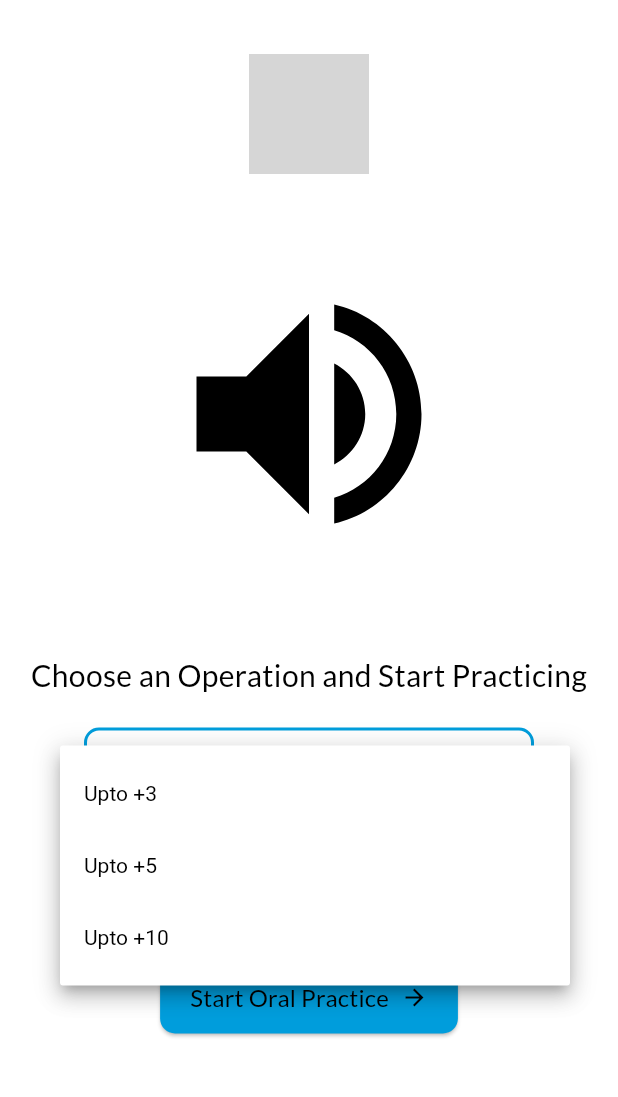
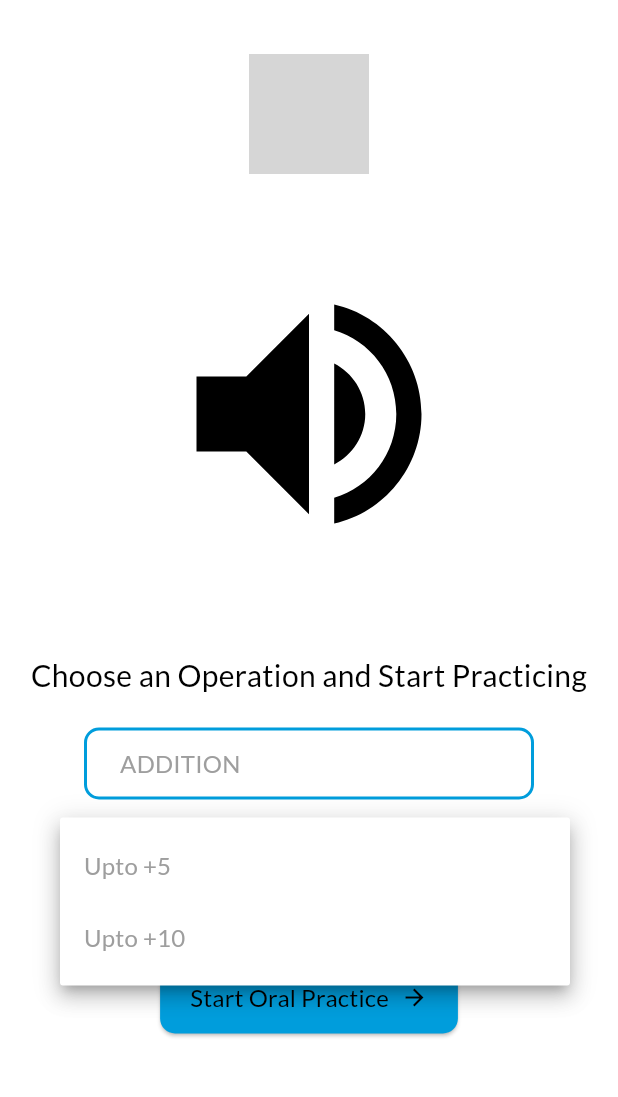
Before and after one commit to Guru-raghav3245/OralApp-Kumon, a Flutter app: the screen it shows after launch, after a tap on "Upto +5", on a phone screen of 412 x 824 dp, the part 84-1181 px from its top. Run offline on Flutter 3.47's test engine with Material 3 defaults, Android fonts, the phone set to English and light mode, and no system bars; our stand-ins replace flutter_riverpod, flutter_tts, google_fonts; grey boxes are pictures that could not be loaded.

Commit message:
just split the home_screen

```diff
--- a/lib/main.dart
+++ b/lib/main.dart
@@ -1,6 +1,6 @@
 import 'package:flutter/material.dart';
 import 'package:google_fonts/google_fonts.dart';
-import 'package:oral_app2/screens/home_page.dart';
+import 'package:oral_app2/screens/home_page/home_page.dart';
 import 'package:oral_app2/screens/practice_screen/practice_screen.dart';
 import 'package:oral_app2/screens/result_screen.dart';
 import 'package:oral_app2/question_logic/tts_translator.dart';
--- /dev/null
+++ b/lib/screens/home_page/dropdown_widgets.dart
@@ -0,0 +1,91 @@
+import 'package:flutter/material.dart';
+import 'package:oral_app2/question_logic/question_generator.dart';
+
+class OperationDropdown extends StatelessWidget {
+  final Operation selectedOperation;
+  final ValueChanged<Operation?> onChanged;
+
+  const OperationDropdown({
+    required this.selectedOperation,
+    required this.onChanged,
+    super.key,
+  });
+
+  @override
+  Widget build(BuildContext context) {
+    final theme = Theme.of(context);
+
+    return Padding(
+      padding: const EdgeInsets.symmetric(horizontal: 40.0),
+      child: DropdownButtonFormField<Operation>(
+        value: selectedOperation,
+        items: Operation.values.map((operation) {
+          return DropdownMenuItem(
+            value: operation,
+            child: Text(
+              operation.name.toUpperCase(),
+              style: const TextStyle(color: Colors.grey),
+            ),
+          );
+        }).toList(),
+        onChanged: onChanged,
+        decoration: InputDecoration(
+          filled: true,
+          fillColor: Colors.white,
+          contentPadding: const EdgeInsets.symmetric(vertical: 10, horizontal: 20),
+          enabledBorder: OutlineInputBorder(
+            borderRadius: BorderRadius.circular(10),
+            borderSide: BorderSide(color: theme.colorScheme.primary, width: 2),
+          ),
+          focusedBorder: OutlineInputBorder(
+            borderRadius: BorderRadius.circular(10),
+            borderSide: BorderSide(color: theme.colorScheme.secondary, width: 2),
+          ),
+        ),
+      ),
+    );
+  }
+}
+
+class RangeDropdown extends StatelessWidget {
+  final String selectedRange;
+  final List<DropdownMenuItem<String>> items;
+  final ValueChanged<String?> onChanged;
+
+  const RangeDropdown({
+    required this.selectedRange,
+    required this.items,
+    required this.onChanged,
+    super.key,
+  });
+
+  @override
+  Widget build(BuildContext context) {
+    final theme = Theme.of(context);
+
+    return Padding(
+      padding: const EdgeInsets.symmetric(horizontal: 40.0),
+      child: SizedBox(
+        width: 300,
+        child: DropdownButtonFormField<String>(
+          value: selectedRange,
+          items: items,
+          onChanged: onChanged,
+          decoration: InputDecoration(
+            filled: true,
+            fillColor: Colors.white,
+            contentPadding: const EdgeInsets.symmetric(vertical: 10, horizontal: 20),
+            enabledBorder: OutlineInputBorder(
+              borderRadius: BorderRadius.circular(10),
+              borderSide: BorderSide(color: theme.colorScheme.primary, width: 2),
+            ),
+            focusedBorder: OutlineInputBorder(
+              borderRadius: BorderRadius.circular(10),
+              borderSide: BorderSide(color: theme.colorScheme.secondary, width: 2),
+            ),
+          ),
+        ),
+      ),
+    );
+  }
+}
--- a/lib/screens/home_page.dart
+++ b/lib/screens/home_page/home_page.dart
@@ -2,6 +2,7 @@ import 'package:flutter/material.dart';
 import 'package:oral_app2/question_logic/question_generator.dart';
 import 'package:oral_app2/drawer/drawer.dart'; // Import the custom drawer
 import 'package:oral_app2/drawer/settings_screen.dart'; // Import the settings screen
+import 'dropdown_widgets.dart'; // Import the dropdown widgets
 
 class StartScreen extends StatefulWidget {
   final Function(Operation, String) switchToPracticeScreen;
@@ -74,49 +75,20 @@ class _StartScreenState extends State<StartScreen> {
               textAlign: TextAlign.center,
             ),
             const SizedBox(height: 20),
-            Padding(
-              padding: const EdgeInsets.symmetric(horizontal: 40.0),
-              child: DropdownButtonFormField<Operation>(
-                value: _selectedOperation,
-                items: Operation.values.map((operation) {
-                  return DropdownMenuItem(
-                    value: operation,
-                    child: Text(
-                      operation.name.toUpperCase(),
-                      style: const TextStyle(color: Colors.grey),
-                    ),
-                  );
-                }).toList(),
+            OperationDropdown(
+              selectedOperation: _selectedOperation,
               onChanged: (Operation? newValue) {
                 if (newValue != null) {
                   setState(() {
                     _selectedOperation = newValue;
-                      _selectedRange = _getDefaultRange(newValue);
+                    _selectedRange = _getDefaultRange(newValue); // Update the range when operation changes
                   });
                 }
               },
-                decoration: InputDecoration(
-                  filled: true,
-                  fillColor: Colors.white,
-                  contentPadding: const EdgeInsets.symmetric(vertical: 10, horizontal: 20),
-                  enabledBorder: OutlineInputBorder(
-                    borderRadius: BorderRadius.circular(10),
-                    borderSide: BorderSide(color: theme.colorScheme.primary, width: 2),
-                  ),
-                  focusedBorder: OutlineInputBorder(
-                    borderRadius: BorderRadius.circular(10),
-                    borderSide: BorderSide(color: theme.colorScheme.secondary, width: 2),
-                  ),
-                ),
-              ),
             ),
             const SizedBox(height: 20),
-            Padding(
-              padding: const EdgeInsets.symmetric(horizontal: 40.0),
-              child: SizedBox(
-                width: 300,
-                child: DropdownButtonFormField<String>(
-                  value: _selectedRange,
+            RangeDropdown(
+              selectedRange: _selectedRange,
               items: _getDropdownItems(),
               onChanged: (String? newValue) {
                 if (newValue != null) {
@@ -125,23 +97,6 @@ class _StartScreenState extends State<StartScreen> {
                   });
                 }
               },
-                  decoration: InputDecoration(
-                    filled: true,
-                    fillColor: Colors.white,
-                    contentPadding: const EdgeInsets.symmetric(vertical: 10, horizontal: 20),
-                    enabledBorder: OutlineInputBorder(
-                      borderRadius: BorderRadius.circular(10),
-                      borderSide: BorderSide(color: theme.colorScheme.primary, width: 2),
-                    ),
-                    focusedBorder: OutlineInputBorder(
-                      borderRadius: BorderRadius.circular(10),
-                      borderSide: BorderSide(color: theme.colorScheme.secondary, width: 2),
-                    ),
-                  ),
-                  style: const TextStyle(color: Colors.black), // Text color
-                  dropdownColor: Colors.white, // Dropdown background color
-                ),
-              ),
             ),
             const SizedBox(height: 40),
             ElevatedButton.icon(
@@ -172,41 +127,67 @@ class _StartScreenState extends State<StartScreen> {
     if (operation == Operation.addition) {
       return 'Upto +5';
     } else if (operation == Operation.subtraction) {
-      return 'Subtract 5';
+      return 'Upto -5';
     } else if (operation == Operation.multiplication) {
-      return 'Multiply by 5';
+      return 'Upto x5';
     } else if (operation == Operation.division) {
-      return 'Divide by 5';
+      return 'Upto ÷5';
     } else {
-      return 'Select an option'; // Default placeholder
+      return 'Select an option';
     }
   }
 
   List<DropdownMenuItem<String>> _getDropdownItems() {
     if (_selectedOperation == Operation.addition) {
       return [
-        const DropdownMenuItem(value: 'Upto +3', child: Text('Upto +3')),
-        const DropdownMenuItem(value: 'Upto +5', child: Text('Upto +5')),
-        const DropdownMenuItem(value: 'Upto +10', child: Text('Upto +10')),
+        const DropdownMenuItem(
+          value: 'Upto +5',
+          child: Text('Upto +5', style: TextStyle(color: Colors.grey)),
+        ),
+        const DropdownMenuItem(
+          value: 'Upto +10',
+          child: Text('Upto +10', style: TextStyle(color: Colors.grey)),
+        ),
       ];
     } else if (_selectedOperation == Operation.subtraction) {
       return [
-        const DropdownMenuItem(value: 'Subtract 3', child: Text('Subtract 3')),
-        const DropdownMenuItem(value: 'Subtract 5', child: Text('Subtract 5')),
+        const DropdownMenuItem(
+          value: 'Upto -3',
+          child: Text('Upto -3', style: TextStyle(color: Colors.grey)),
+        ),
+        const DropdownMenuItem(
+          value: 'Upto -5',
+          child: Text('Upto -5', style: TextStyle(color: Colors.grey)),
+        ),
       ];
     } else if (_selectedOperation == Operation.multiplication) {
       return [
-        const DropdownMenuItem(value: 'Multiply by 3', child: Text('Multiply by 3')),
-        const DropdownMenuItem(value: 'Multiply by 5', child: Text('Multiply by 5')),
+        const DropdownMenuItem(
+          value: 'Upto x3',
+          child: Text('Upto x3', style: TextStyle(color: Colors.grey)),
+        ),
+        const DropdownMenuItem(
+          value: 'Upto x5',
+          child: Text('Upto x5', style: TextStyle(color: Colors.grey)),
+        ),
       ];
     } else if (_selectedOperation == Operation.division) {
       return [
-        const DropdownMenuItem(value: 'Divide by 3', child: Text('Divide by 3')),
-        const DropdownMenuItem(value: 'Divide by 5', child: Text('Divide by 5')),
+        const DropdownMenuItem(
+          value: 'Upto ÷3',
+          child: Text('Upto ÷3', style: TextStyle(color: Colors.grey)),
+        ),
+        const DropdownMenuItem(
+          value: 'Upto ÷5',
+          child: Text('Upto ÷5', style: TextStyle(color: Colors.grey)),
+        ),
       ];
     } else {
       return [
-        const DropdownMenuItem(value: 'Select an option', child: Text('Select an option')),
+        const DropdownMenuItem(
+          value: 'Select an option',
+          child: Text('Select an option', style: TextStyle(color: Colors.grey)),
+        ),
       ];
     }
   }
```
Lines whose indentation alone changed are shown as unchanged.
